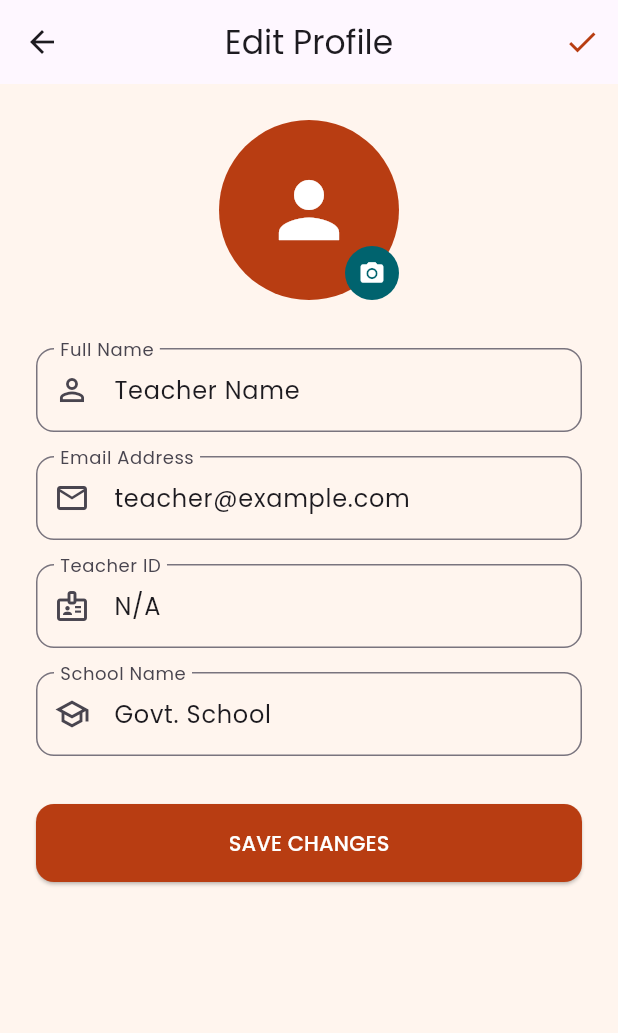
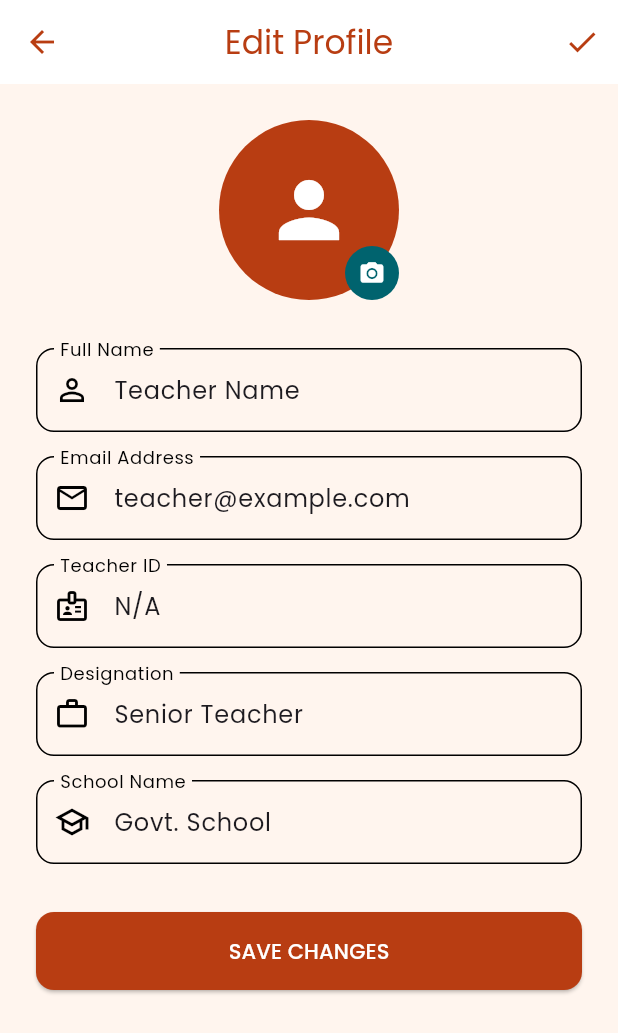
Before and after one commit to Kailashgajbhiye19/bharatshikshaksahayakapp, a Flutter app: the HomePage screen opened by its route, item 5 of the bottom bar chosen, after a tap on "Edit Profile", on a phone screen of 412 x 824 dp. Shown: the top 1033 px of the screen. Run offline on Flutter 3.47's test engine with Material 3 defaults, Android fonts, the phone set to English and light mode, and no system bars; our stand-ins replace dio, flutter_native_splash, flutter_riverpod, go_router, google_fonts, hive and 6 more; missing offline and left inert: google_mlkit_barcode_scanning, google_mlkit_text_recognition; accounts and stored records are empty; network calls fail.

Commit message:
Enhanced Drawer Header with dynamic profile data and requested layout

```diff
--- a/school_lookup_app/lib/features/home/presentation/pages/home_page.dart
+++ b/school_lookup_app/lib/features/home/presentation/pages/home_page.dart
@@ -13,6 +13,8 @@ import '../../../profile/presentation/pages/profile_page.dart';
 import '../../../scan/presentation/pages/scan_center_page.dart';
 import '../../../history/presentation/pages/history_page.dart';
 import '../../../../features/sync/domain/services/sync_service.dart';
+import '../../../../features/profile/presentation/providers/profile_provider.dart';
+import '../../../../features/profile/domain/models/user_profile.dart';
 
 /// [HomePage] is the main navigation hub of the application.
 /// It uses a [BottomNavigationBar] to switch between core features.
@@ -53,10 +55,11 @@ class _HomePageState extends ConsumerState<HomePage> {
   @override
   Widget build(BuildContext context) {
     final l10n = ref.watch(l10nProvider);
+    final profile = ref.watch(profileProvider);
 
     return Scaffold(
       // --- Side Navigation Menu ---
-      drawer: _buildSideDrawer(context, l10n),
+      drawer: _buildSideDrawer(context, l10n, profile),
 
       appBar: AppBar(
         title: const Text(
@@ -102,28 +105,47 @@ class _HomePageState extends ConsumerState<HomePage> {
     );
   }
 
-  Widget _buildSideDrawer(BuildContext context, AppLocalization l10n) {
+  Widget _buildSideDrawer(BuildContext context, AppLocalization l10n, UserProfile profile) {
     return Drawer(
       child: ListView(
         padding: EdgeInsets.zero,
         children: [
-          // -------------------------------------------------------------------
-          // BACKEND INTEGRATION POINT:
-          // Bind teacher profile data (Name, Email, Image) from UserProvider.
-          // -------------------------------------------------------------------
           DrawerHeader(
             decoration: const BoxDecoration(color: AppColors.primaryOrange),
             child: Column(
               crossAxisAlignment: CrossAxisAlignment.start,
-              mainAxisAlignment: MainAxisAlignment.end,
               children: [
-                const CircleAvatar(
-                  backgroundColor: Colors.white,
-                  child: Icon(Icons.person, color: AppColors.primaryOrange),
+                Row(
+                  children: [
+                    const CircleAvatar(
+                      radius: 30,
+                      backgroundColor: Colors.white,
+                      child: Icon(Icons.person, color: AppColors.primaryOrange, size: 30),
+                    ),
+                    const SizedBox(width: 16),
+                    Expanded(
+                      child: Text(
+                        profile.fullName,
+                        style: const TextStyle(
+                          color: Colors.white,
+                          fontSize: 20,
+                          fontWeight: FontWeight.bold,
+                        ),
+                        maxLines: 2,
+                        overflow: TextOverflow.ellipsis,
+                      ),
+                    ),
+                  ],
                 ),
-                const SizedBox(height: 10),
-                Text(l10n.tr('teacher'), style: const TextStyle(color: Colors.white, fontSize: 18)),
-                const Text('teacher@example.com', style: TextStyle(color: Colors.white70, fontSize: 14)),
+                const SizedBox(height: 12),
+                Text(
+                  profile.designation,
+                  style: const TextStyle(color: Colors.white, fontSize: 14, fontWeight: FontWeight.w500),
+                ),
+                Text(
+                  profile.email,
+                  style: const TextStyle(color: Colors.white70, fontSize: 12),
+                ),
               ],
             ),
           ),
--- a/school_lookup_app/lib/features/profile/data/repositories/profile_repository.dart
+++ b/school_lookup_app/lib/features/profile/data/repositories/profile_repository.dart
@@ -11,6 +11,7 @@ class ProfileRepository {
       email: _box.get('userEmail', defaultValue: 'teacher@example.com'),
       employeeId: _box.get('employeeId', defaultValue: 'N/A'),
       schoolName: _box.get('schoolName', defaultValue: 'Govt. School'),
+      designation: _box.get('designation', defaultValue: 'Senior Teacher'),
     );
   }
 
@@ -19,5 +20,6 @@ class ProfileRepository {
     await _box.put('userEmail', profile.email);
     await _box.put('employeeId', profile.employeeId);
     await _box.put('schoolName', profile.schoolName);
+    await _box.put('designation', profile.designation);
   }
 }
--- a/school_lookup_app/lib/features/profile/domain/models/user_profile.dart
+++ b/school_lookup_app/lib/features/profile/domain/models/user_profile.dart
@@ -3,12 +3,14 @@ class UserProfile {
   final String email;
   final String employeeId;
   final String schoolName;
+  final String designation;
 
   UserProfile({
     required this.fullName,
     required this.email,
     required this.employeeId,
     required this.schoolName,
+    this.designation = 'Senior Teacher',
   });
 
   UserProfile copyWith({
@@ -16,12 +18,14 @@ class UserProfile {
     String? email,
     String? employeeId,
     String? schoolName,
+    String? designation,
   }) {
     return UserProfile(
       fullName: fullName ?? this.fullName,
       email: email ?? this.email,
       employeeId: employeeId ?? this.employeeId,
       schoolName: schoolName ?? this.schoolName,
+      designation: designation ?? this.designation,
     );
   }
 }
--- a/school_lookup_app/lib/features/profile/presentation/pages/edit_profile_page.dart
+++ b/school_lookup_app/lib/features/profile/presentation/pages/edit_profile_page.dart
@@ -16,6 +16,7 @@ class _EditProfilePageState extends ConsumerState<EditProfilePage> {
   late TextEditingController _emailController;
   late TextEditingController _idController;
   late TextEditingController _schoolController;
+  late TextEditingController _designationController;
 
   @override
   void initState() {
@@ -25,6 +26,7 @@ class _EditProfilePageState extends ConsumerState<EditProfilePage> {
     _emailController = TextEditingController(text: profile.email);
     _idController = TextEditingController(text: profile.employeeId);
     _schoolController = TextEditingController(text: profile.schoolName);
+    _designationController = TextEditingController(text: profile.designation);
   }
 
   @override
@@ -33,6 +35,7 @@ class _EditProfilePageState extends ConsumerState<EditProfilePage> {
     _emailController.dispose();
     _idController.dispose();
     _schoolController.dispose();
+    _designationController.dispose();
     super.dispose();
   }
 
@@ -43,6 +46,7 @@ class _EditProfilePageState extends ConsumerState<EditProfilePage> {
         email: _emailController.text,
         employeeId: _idController.text,
         schoolName: _schoolController.text,
+        designation: _designationController.text,
       );
       ref.read(profileProvider.notifier).updateProfile(updatedProfile);
       ScaffoldMessenger.of(context).showSnackBar(
@@ -78,6 +82,8 @@ class _EditProfilePageState extends ConsumerState<EditProfilePage> {
               _buildTextField("Email Address", _emailController, Icons.email_outlined),
               const SizedBox(height: 16),
               _buildTextField("Teacher ID", _idController, Icons.badge_outlined),
+              const SizedBox(height: 16),
+              _buildTextField("Designation", _designationController, Icons.work_outline),
               const SizedBox(height: 16),
               _buildTextField("School Name", _schoolController, Icons.school_outlined),
               const SizedBox(height: 32),
--- a/school_lookup_app/lib/features/profile/presentation/pages/profile_page.dart
+++ b/school_lookup_app/lib/features/profile/presentation/pages/profile_page.dart
@@ -56,7 +56,7 @@ class ProfilePage extends ConsumerWidget {
         ),
         const SizedBox(height: 16),
         Text(profile.fullName, style: const TextStyle(fontSize: 24, fontWeight: FontWeight.bold)),
-        const Text("Senior Science Teacher", style: TextStyle(color: AppColors.textGrey)),
+        Text(profile.designation, style: const TextStyle(color: AppColors.textGrey)),
       ],
     );
   }
--- a/school_lookup_app/lib/main.dart
+++ b/school_lookup_app/lib/main.dart
@@ -16,6 +16,7 @@ import 'features/profile/presentation/pages/profile_page.dart';
 import 'features/library/presentation/pages/library_page.dart';
 import 'features/scan/domain/models/scan_result.dart';
 import 'features/scan/data/repositories/scan_repository.dart';
+import 'features/settings/presentation/providers/settings_provider.dart';
 import 'core/util/app_logger.dart';
 
 void main() async {
@@ -40,14 +41,18 @@ void main() async {
   runApp(const ProviderScope(child: MyApp()));
 }
 
-class MyApp extends StatelessWidget {
+class MyApp extends ConsumerWidget {
   const MyApp({super.key});
 
   @override
-  Widget build(BuildContext context) {
+  Widget build(BuildContext context, WidgetRef ref) {
+    final settings = ref.watch(settingsProvider);
+
     return MaterialApp.router(
       title: 'Bharat Shikshak Sahayak',
       theme: AppTheme.lightTheme,
+      darkTheme: AppTheme.darkTheme,
+      themeMode: settings.isDarkMode ? ThemeMode.dark : ThemeMode.light,
       routerConfig: _router,
       debugShowCheckedModeBanner: false,
     );
```
Also changed, not shown: school_lookup_app/lib/core/theme/app_theme.dart (+42 -1 lines).
